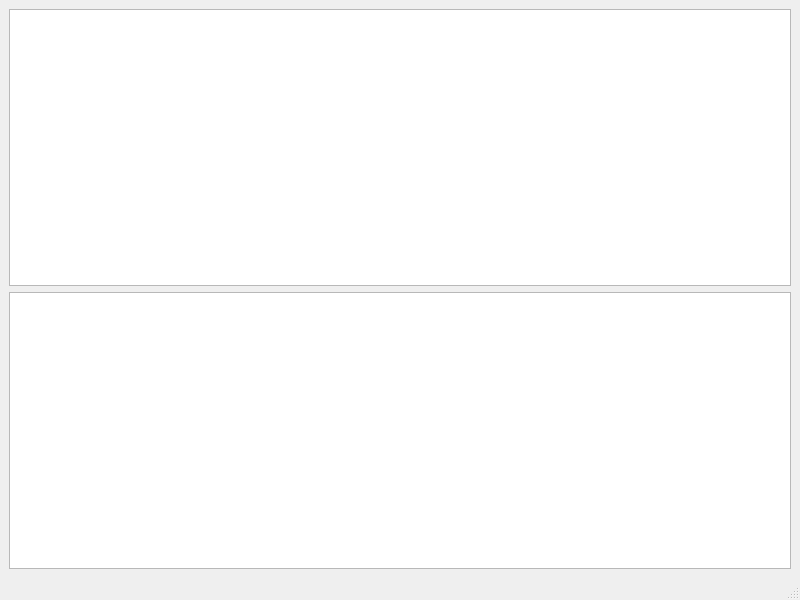
X-ChenD-Hai/Minimalist_translation, file src/class_ui/mTrs.ui: the form before one commit.
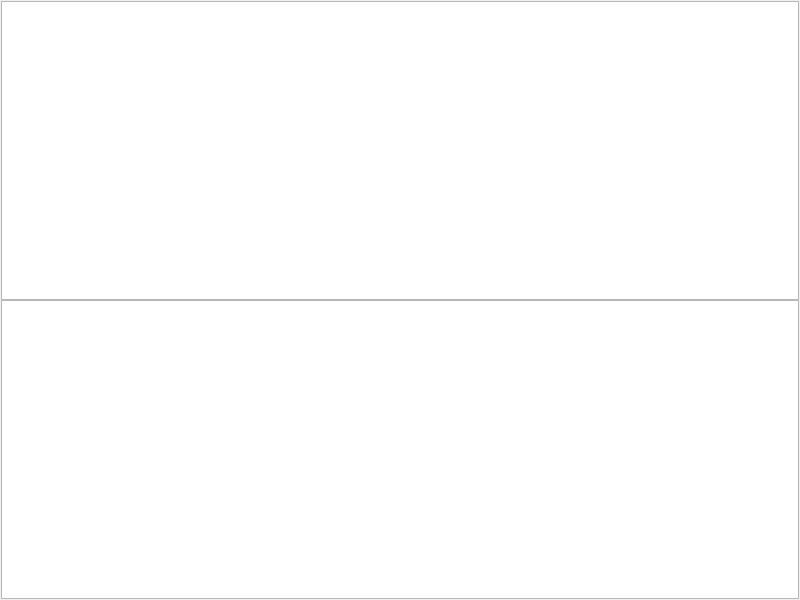
The form after the commit.

Patch:
```diff
--- a/src/class_ui/mTrs.ui
+++ b/src/class_ui/mTrs.ui
@@ -14,16 +14,50 @@
    <string>mind</string>
   </property>
   <widget class="QWidget" name="centralwidget">
-   <layout class="QVBoxLayout" name="verticalLayout_2">
+   <layout class="QVBoxLayout" name="verticalLayout">
+    <property name="leftMargin">
+     <number>1</number>
+    </property>
+    <property name="topMargin">
+     <number>1</number>
+    </property>
+    <property name="rightMargin">
+     <number>1</number>
+    </property>
+    <property name="bottomMargin">
+     <number>1</number>
+    </property>
     <item>
-     <widget class="QTextEdit" name="toEdit"/>
-    </item>
-    <item>
-     <widget class="QTextEdit" name="fromEdit"/>
+     <widget class="QSplitter" name="splitter">
+      <property name="lineWidth">
+       <number>0</number>
+      </property>
+      <property name="orientation">
+       <enum>Qt::Vertical</enum>
+      </property>
+      <property name="handleWidth">
+       <number>0</number>
+      </property>
+      <widget class="QTextEdit" name="toEdit">
+       <property name="minimumSize">
+        <size>
+         <width>100</width>
+         <height>100</height>
+        </size>
+       </property>
+      </widget>
+      <widget class="QTextEdit" name="fromEdit">
+       <property name="minimumSize">
+        <size>
+         <width>100</width>
+         <height>100</height>
+        </size>
+       </property>
+      </widget>
+     </widget>
     </item>
    </layout>
   </widget>
-  <widget class="QStatusBar" name="statusbar"/>
   <action name="action123">
    <property name="text">
     <string>123 </string>
```
